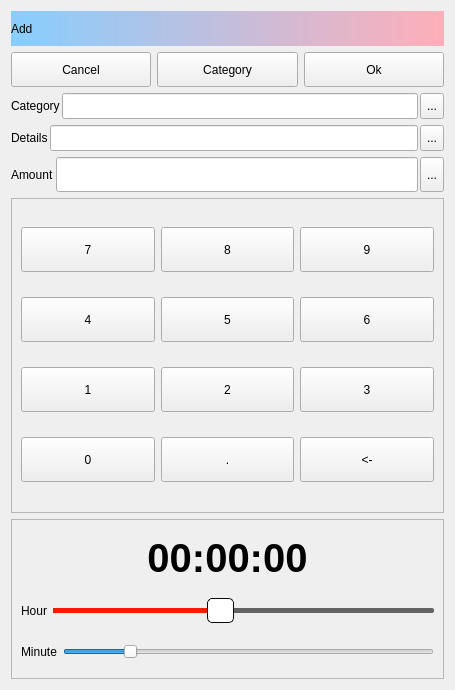
ic005k/Knot-Legacy, file src/EditRecord.ui: the form before one commit.
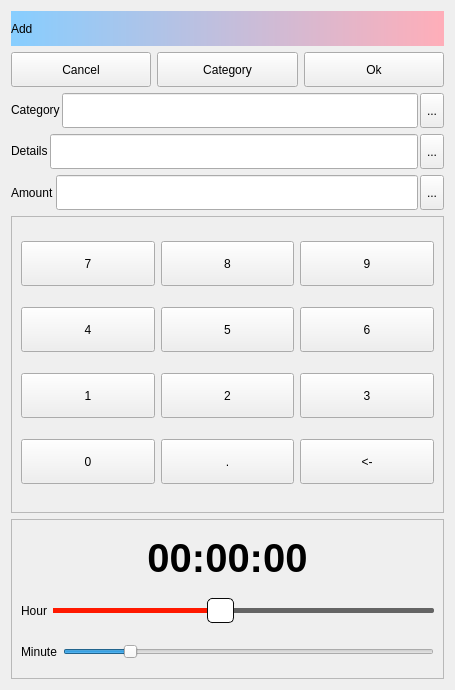
The form after the commit. Icons and pictures are not drawn.

```diff
--- a/src/EditRecord.ui
+++ b/src/EditRecord.ui
@@ -144,13 +144,13 @@
        <property name="minimumSize">
         <size>
          <width>0</width>
-         <height>25</height>
+         <height>35</height>
         </size>
        </property>
        <property name="maximumSize">
         <size>
          <width>16777215</width>
-         <height>26</height>
+         <height>35</height>
         </size>
        </property>
       </widget>
@@ -166,13 +166,13 @@
        <property name="minimumSize">
         <size>
          <width>0</width>
-         <height>25</height>
+         <height>0</height>
         </size>
        </property>
        <property name="maximumSize">
         <size>
          <width>16777215</width>
-         <height>26</height>
+         <height>35</height>
         </size>
        </property>
        <property name="text">
@@ -221,13 +221,13 @@
        <property name="minimumSize">
         <size>
          <width>0</width>
-         <height>25</height>
+         <height>35</height>
         </size>
        </property>
        <property name="maximumSize">
         <size>
          <width>16777215</width>
-         <height>26</height>
+         <height>35</height>
         </size>
        </property>
       </widget>
@@ -243,13 +243,13 @@
        <property name="minimumSize">
         <size>
          <width>0</width>
-         <height>25</height>
+         <height>0</height>
         </size>
        </property>
        <property name="maximumSize">
         <size>
          <width>16777215</width>
-         <height>26</height>
+         <height>35</height>
         </size>
        </property>
        <property name="text">
```
